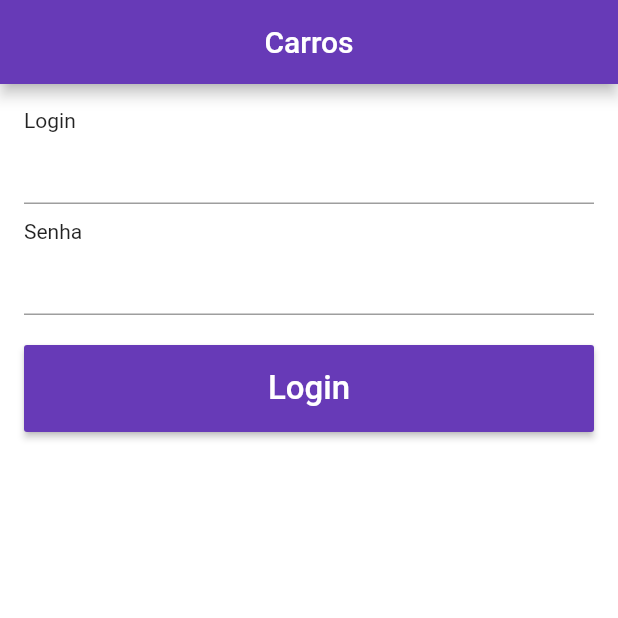
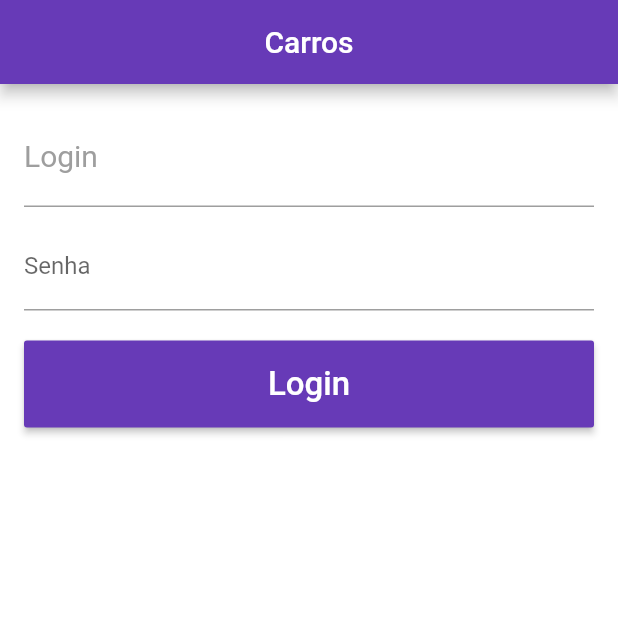
Before and after one commit to f3l1p3v4/project-cars, a Flutter app: the screen it shows after launch, on a phone screen of 412 x 824 dp, the top half of it. Run offline on Flutter 3.47's test engine with Material 2 defaults, Android fonts, the phone set to English and light mode, and no system bars.

Commit message:
create page login

```diff
--- a/lib/pages/login_page.dart
+++ b/lib/pages/login_page.dart
@@ -17,12 +17,27 @@ class LoginPage extends StatelessWidget {
       padding: EdgeInsets.all(16),
       child: ListView(
         children: <Widget>[
-          Text("Login"),
-          TextFormField(),
+          TextFormField(
+            style: TextStyle(
+              fontSize: 20,
+              color: Colors.grey,
+            ),
+            decoration: InputDecoration(
+              labelText: "Login",
+              labelStyle: TextStyle(
+                fontSize: 20,
+                color: Colors.grey
+              ),
+              hintText: "Digite seu Login"
+            ),
+          ),
           SizedBox(height: 10,),
-          Text("Senha"),
           TextFormField(
             obscureText: true,
+            decoration: InputDecoration(
+              labelText: "Senha",
+              hintText: "Digite sua senha"
+            ),
           ),
           SizedBox(height: 20,),
           Container(
```
